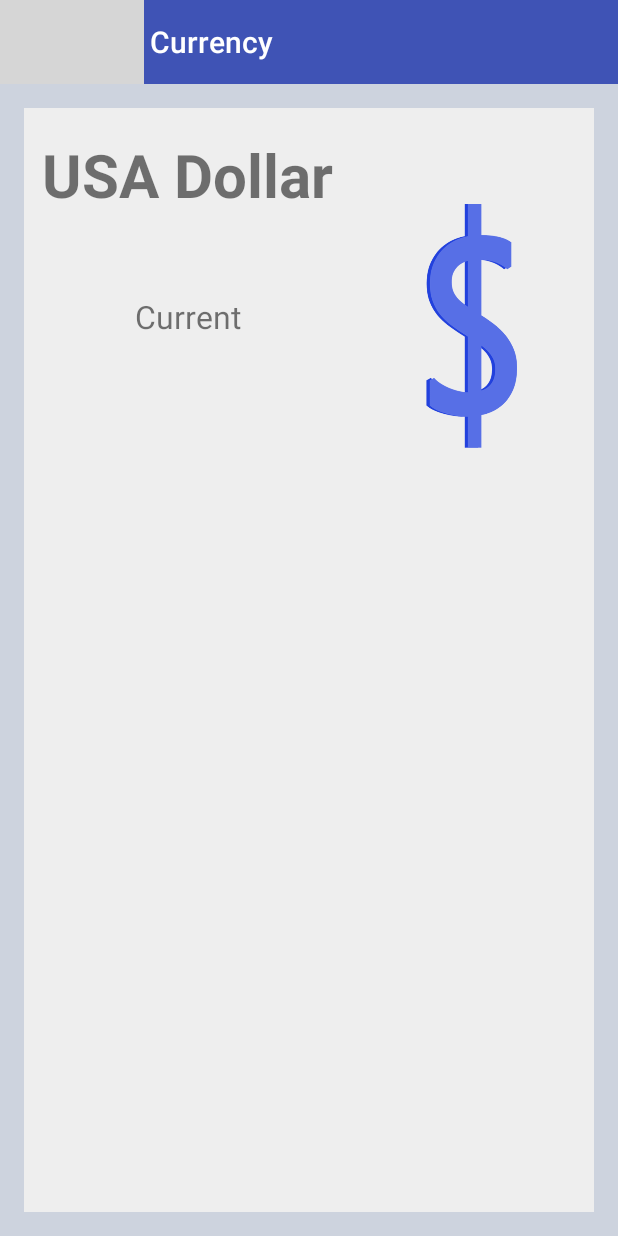
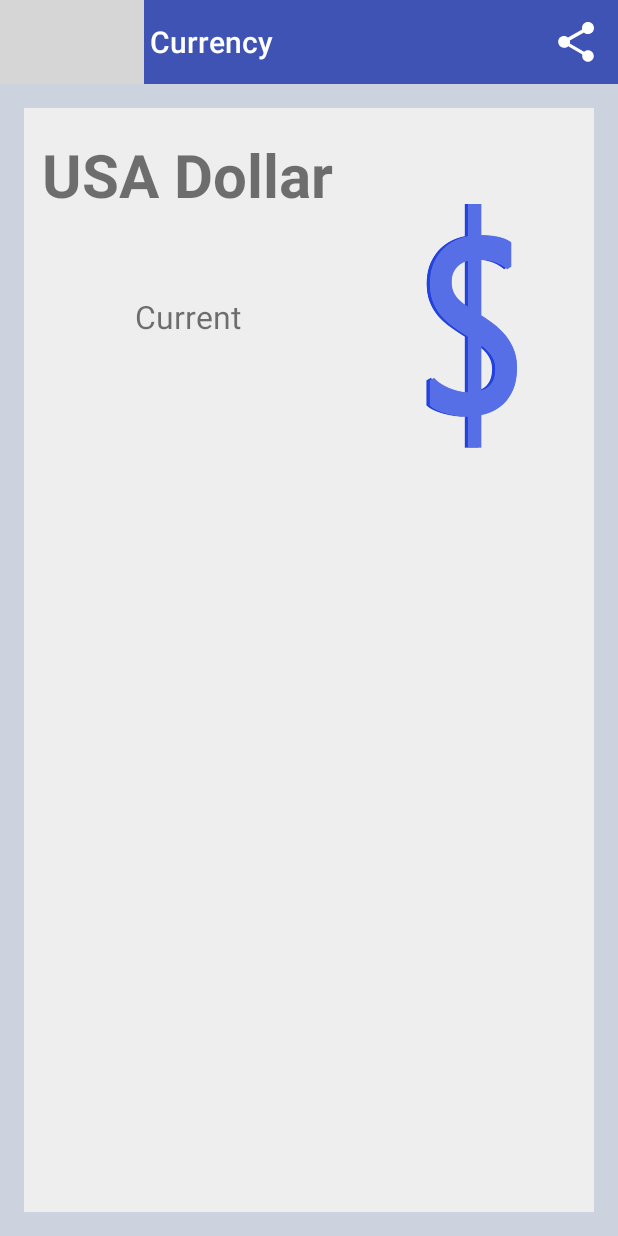
Before and after one commit to agrefj/InvestMe, an Android app: the CurrencyDetail screen opened directly, with no data from a screen before it, on a phone screen of 412 x 824 dp. Run offline under Robolectric (Android 15) with nearby library versions, the phone set to English and light mode, and no system bars; 19 statements that could not run were skipped; grey boxes are pictures that could not be loaded.

Commit message:
Share button created

```diff
--- a/app/src/main/java/ru/getlect/investme/investme/CurrencyDetail.java
+++ b/app/src/main/java/ru/getlect/investme/investme/CurrencyDetail.java
@@ -1,11 +1,16 @@
 package ru.getlect.investme.investme;
 
+import android.content.Intent;
 import android.graphics.Color;
 import android.graphics.PorterDuff;
 import android.graphics.drawable.Drawable;
 import android.os.Bundle;
+import android.support.v4.view.MenuItemCompat;
 import android.support.v7.app.ActionBarActivity;
+import android.support.v7.widget.ShareActionProvider;
 import android.support.v7.widget.Toolbar;
+import android.view.Menu;
+import android.view.MenuItem;
 import android.widget.ImageView;
 import android.widget.TextView;
 
@@ -34,6 +39,11 @@ public class CurrencyDetail extends ActionBarActivity {
     String[] dates;
     String[] currencies;
 
+    private static final String INVEST_SHARE_HASHTAG = " #InvestMe";
+    private String mCurrencyStr;
+    private String share_info;
+    private String share_currency;
+
 
 
 
@@ -41,6 +51,7 @@ public class CurrencyDetail extends ActionBarActivity {
     protected void onCreate(Bundle savedInstanceState) {
         super.onCreate(savedInstanceState);
         setContentView(R.layout.activity_currency_detail);
+
 
 
 
@@ -111,26 +122,31 @@ public class CurrencyDetail extends ActionBarActivity {
     public void CurrentChanger(int id) {
         if(id==0){
             tv_choosed_currency.setText(R.string.cur_dollar);
+            share_currency = getResources().getString(R.string.cur_dollar);
         }
         if(id==1){
             tv_choosed_currency.setText(R.string.cur_euro);
+            share_currency = getResources().getString(R.string.cur_euro);
         }
         if(id==2){
             tv_choosed_currency.setText(R.string.cur_gold);
+            share_currency = getResources().getString(R.string.cur_gold);
         }
         if(id==3){
             tv_choosed_currency.setText(R.string.cur_silver);
+            share_currency = getResources().getString(R.string.cur_silver);
         }
         if(id==4){
             tv_choosed_currency.setText(R.string.cur_oil);
+            share_currency = getResources().getString(R.string.cur_oil);
         }
 
     }
 
     public void DataChanger(int id){
 
-
-            tv_сurrent_value.setText(currencies[0]);
+        mCurrencyStr = String.valueOf(currencies[0]);
+        tv_сurrent_value.setText(currencies[0]);
 
         tv_date_1.setText(dates[1]);
         tv_date_2.setText(dates[2]);
@@ -143,6 +159,9 @@ public class CurrencyDetail extends ActionBarActivity {
         tv_rate_4.setText(currencies[4]);
 
         ColorChanger();
+
+        share_info = getResources().getString(R.string.share_info);
+
 
 
 
@@ -185,6 +204,32 @@ public class CurrencyDetail extends ActionBarActivity {
     }
 
 
+    @Override
+    public boolean onCreateOptionsMenu(Menu menu) {
+        // Inflate the menu; this adds items to the action bar if it is present.
+        getMenuInflater().inflate(R.menu.detailfragment, menu);
+        MenuItem menuItem = menu.findItem(R.id.action_share);
+        ShareActionProvider mShareActionProvider =
+                (ShareActionProvider) MenuItemCompat.getActionProvider(menuItem);
+        if (mShareActionProvider != null) {
+            mShareActionProvider.setShareIntent(createShareInvestIntent());
+        } else {
+        }
+        return true;
+    }
+
+
+
+
+    private Intent createShareInvestIntent() {
+        Intent shareIntent = new Intent(Intent.ACTION_SEND);
+        shareIntent.addFlags(Intent.FLAG_ACTIVITY_CLEAR_WHEN_TASK_RESET);
+        shareIntent.setType("text/plain");
+        shareIntent.putExtra(Intent.EXTRA_TEXT, share_info + " " + share_currency + " " +
+                        mCurrencyStr + " " + INVEST_SHARE_HASHTAG);
+
+        return shareIntent;
+    }
 
 
 }
--- a/app/src/main/java/ru/getlect/investme/investme/InvestMeFragment.java
+++ b/app/src/main/java/ru/getlect/investme/investme/InvestMeFragment.java
@@ -33,7 +33,6 @@ public class InvestMeFragment extends Fragment implements LoaderManager.LoaderCa
     private static final int INVESTME_LOADER_ID = 0;
 
     private static final String[] __COLUMNS = {
-            InvestMeContract.DepositsEntry.TABLE_NAME + "." +InvestMeContract.DepositsEntry._ID,
             InvestMeContract.DepositsEntry.COLUMN_BANK_ID,
             InvestMeContract.DepositsEntry.COLUMN_DEPOSIT_NAME,
             InvestMeContract.DepositsEntry.COLUMN_MAX_RATE,
--- /dev/null
+++ b/app/src/main/res/menu/detailfragment.xml
@@ -0,0 +1,9 @@
+<?xml version="1.0" encoding="utf-8"?>
+
+    <menu xmlns:android="http://schemas.android.com/apk/res/android"
+        xmlns:app="http://schemas.android.com/apk/res-auto">
+        <item android:id="@+id/action_share"
+            android:title="@string/action_share"
+            app:showAsAction="always"
+            app:actionProviderClass="android.support.v7.widget.ShareActionProvider" />
+    </menu>
--- a/app/src/main/res/values/strings.xml
+++ b/app/src/main/res/values/strings.xml
@@ -58,6 +58,8 @@
 
     //Currency detail
     <string name="current">Current</string>
+    <string name="action_share">Share</string>
+    <string name="share_info">Current price for </string>
 
     //Deposits top
     <string name="maxRate">Maximum rate:</string>
@@ -66,4 +68,6 @@
 
 
 
+
+
 </resources>
--- a/app/src/main/res/values/styles.xml
+++ b/app/src/main/res/values/styles.xml
@@ -3,6 +3,7 @@
     <!-- Base application theme. -->
     <style name="AppTheme" parent="Theme.AppCompat.Light.NoActionBar">
         <item name="colorAccent">@color/underline_color</item>
+        <item name="android:textColorSecondary">@color/color_white</item>
 
     </style>
 
```
Also changed, not shown: 1 other file.
